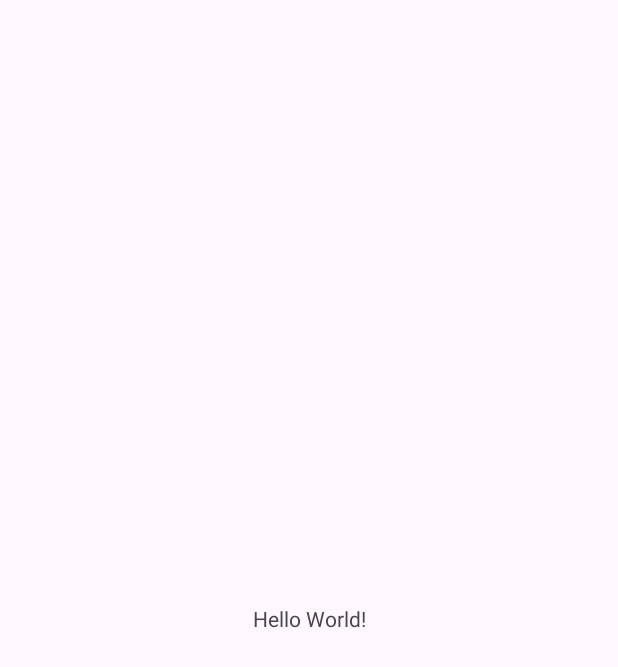
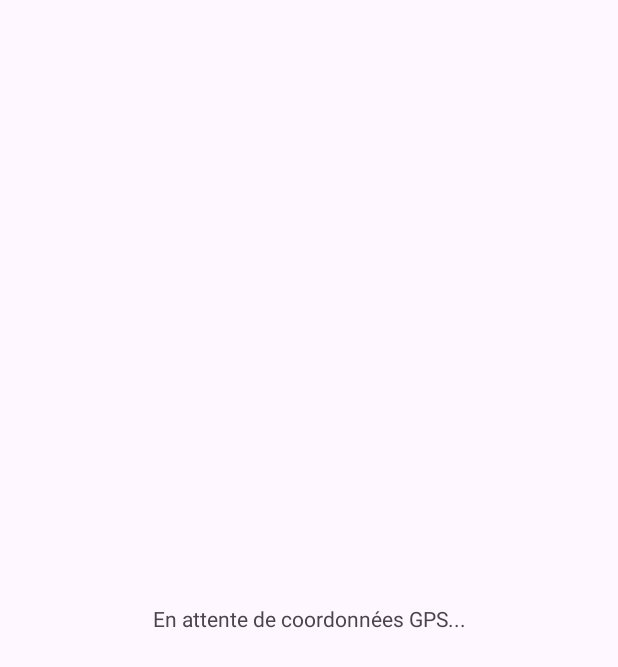
Before and after one commit to goulgoul/projet_android_studio, an Android app: the screen it shows after launch (MainActivity), on a phone screen of 412 x 824 dp. Before the commit the part shown is almost empty. Shown: the top 667 px of the screen. Run offline under Robolectric (Android 15) with nearby library versions, the phone set to English and light mode, and no system bars.

Commit message:
nouvelle branche essai GPS

```diff
--- a/app/src/main/res/layout/activity_main.xml
+++ b/app/src/main/res/layout/activity_main.xml
@@ -7,9 +7,10 @@
     tools:context=".MainActivity">
 
     <TextView
+        android:id="@+id/GPS"
         android:layout_width="wrap_content"
         android:layout_height="wrap_content"
-        android:text="Hello World!"
+        android:text="En attente de coordonnées GPS..."
         app:layout_constraintBottom_toBottomOf="parent"
         app:layout_constraintEnd_toEndOf="parent"
         app:layout_constraintStart_toStartOf="parent"
```
